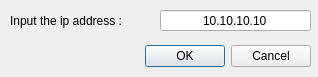
ARDev1161/AmurCore, file network/connectdialog.ui: the form before one commit.
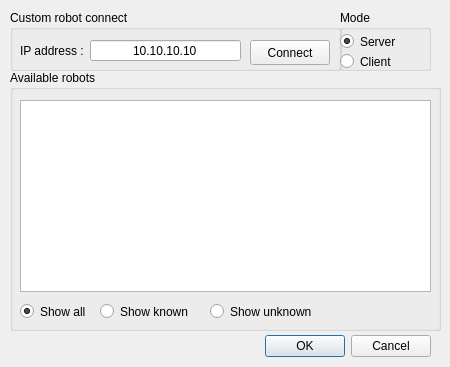
The form after the commit.

Commit message:
feat: added lookup table for robots with storing in database, grpc build related fixes & added config controller
BREAKING CHANGE: Many changes at NetworkController

Diff of the .ui file:
```diff
--- a/network/connectdialog.ui
+++ b/network/connectdialog.ui
@@ -6,18 +6,162 @@
    <rect>
     <x>0</x>
     <y>0</y>
-    <width>318</width>
-    <height>77</height>
+    <width>450</width>
+    <height>367</height>
    </rect>
   </property>
   <property name="windowTitle">
    <string>Dialog</string>
   </property>
+  <widget class="QGroupBox" name="robotsGroupBox">
+   <property name="geometry">
+    <rect>
+     <x>10</x>
+     <y>70</y>
+     <width>431</width>
+     <height>261</height>
+    </rect>
+   </property>
+   <property name="toolTip">
+    <string>Here you can search &amp; connect to all robots that you saved and currently available in LAN</string>
+   </property>
+   <property name="title">
+    <string>Available robots</string>
+   </property>
+   <property name="flat">
+    <bool>false</bool>
+   </property>
+   <property name="checkable">
+    <bool>false</bool>
+   </property>
+   <widget class="QTableWidget" name="robotsTableWidget">
+    <property name="geometry">
+     <rect>
+      <x>10</x>
+      <y>30</y>
+      <width>411</width>
+      <height>192</height>
+     </rect>
+    </property>
+    <property name="toolTip">
+     <string>Give name for saving, delete name for delete robot </string>
+    </property>
+   </widget>
+   <widget class="QRadioButton" name="showAll">
+    <property name="geometry">
+     <rect>
+      <x>10</x>
+      <y>230</y>
+      <width>111</width>
+      <height>23</height>
+     </rect>
+    </property>
+    <property name="text">
+     <string>Show all</string>
+    </property>
+    <property name="checked">
+     <bool>true</bool>
+    </property>
+   </widget>
+   <widget class="QRadioButton" name="showKnown">
+    <property name="geometry">
+     <rect>
+      <x>90</x>
+      <y>230</y>
+      <width>111</width>
+      <height>23</height>
+     </rect>
+    </property>
+    <property name="toolTip">
+     <string>Green fields for active, gray - inactive, from DataBase</string>
+    </property>
+    <property name="text">
+     <string>Show known</string>
+    </property>
+   </widget>
+   <widget class="QRadioButton" name="showUnknown">
+    <property name="geometry">
+     <rect>
+      <x>200</x>
+      <y>230</y>
+      <width>121</width>
+      <height>23</height>
+     </rect>
+    </property>
+    <property name="toolTip">
+     <string>From network lookup</string>
+    </property>
+    <property name="text">
+     <string>Show unknown</string>
+    </property>
+   </widget>
+  </widget>
+  <widget class="QGroupBox" name="groupBox_2">
+   <property name="geometry">
+    <rect>
+     <x>10</x>
+     <y>10</y>
+     <width>331</width>
+     <height>61</height>
+    </rect>
+   </property>
+   <property name="title">
+    <string>Custom robot connect</string>
+   </property>
+   <widget class="QLabel" name="label">
+    <property name="geometry">
+     <rect>
+      <x>10</x>
+      <y>30</y>
+      <width>71</width>
+      <height>21</height>
+     </rect>
+    </property>
+    <property name="text">
+     <string>IP address :</string>
+    </property>
+   </widget>
+   <widget class="QLineEdit" name="lineHostName">
+    <property name="geometry">
+     <rect>
+      <x>80</x>
+      <y>30</y>
+      <width>151</width>
+      <height>21</height>
+     </rect>
+    </property>
+    <property name="toolTip">
+     <string>Enter IP address &amp; port for connecting tocustom robot</string>
+    </property>
+    <property name="text">
+     <string>10.10.10.10</string>
+    </property>
+    <property name="alignment">
+     <set>Qt::AlignCenter</set>
+    </property>
+   </widget>
+   <widget class="QPushButton" name="connectButton">
+    <property name="geometry">
+     <rect>
+      <x>240</x>
+      <y>30</y>
+      <width>80</width>
+      <height>25</height>
+     </rect>
+    </property>
+    <property name="toolTip">
+     <string>Connect to custom robot or to robot from table below</string>
+    </property>
+    <property name="text">
+     <string>Connect</string>
+    </property>
+   </widget>
+  </widget>
   <widget class="QDialogButtonBox" name="buttonBox">
    <property name="geometry">
     <rect>
-     <x>90</x>
-     <y>40</y>
+     <x>210</x>
+     <y>330</y>
      <width>221</width>
      <height>32</height>
     </rect>
@@ -29,34 +173,53 @@
     <set>QDialogButtonBox::Cancel|QDialogButtonBox::Ok</set>
    </property>
   </widget>
-  <widget class="QLineEdit" name="lineHostName">
+  <widget class="QGroupBox" name="networkModeGroupBox">
    <property name="geometry">
     <rect>
-     <x>160</x>
+     <x>340</x>
      <y>10</y>
-     <width>151</width>
-     <height>21</height>
+     <width>91</width>
+     <height>61</height>
     </rect>
    </property>
-   <property name="text">
-    <string>10.10.10.10</string>
+   <property name="title">
+    <string>Mode</string>
    </property>
-   <property name="alignment">
-    <set>Qt::AlignCenter</set>
-   </property>
-  </widget>
-  <widget class="QLabel" name="label">
-   <property name="geometry">
-    <rect>
-     <x>10</x>
-     <y>10</y>
-     <width>151</width>
-     <height>21</height>
-    </rect>
-   </property>
-   <property name="text">
-    <string>Input the ip address :</string>
-   </property>
+   <widget class="QRadioButton" name="clientMode">
+    <property name="geometry">
+     <rect>
+      <x>0</x>
+      <y>40</y>
+      <width>61</width>
+      <height>23</height>
+     </rect>
+    </property>
+    <property name="toolTip">
+     <string>Run this App as Server</string>
+    </property>
+    <property name="text">
+     <string>Client</string>
+    </property>
+   </widget>
+   <widget class="QRadioButton" name="serverMode">
+    <property name="geometry">
+     <rect>
+      <x>0</x>
+      <y>20</y>
+      <width>61</width>
+      <height>23</height>
+     </rect>
+    </property>
+    <property name="toolTip">
+     <string>Run this App as Server</string>
+    </property>
+    <property name="text">
+     <string>Server</string>
+    </property>
+    <property name="checked">
+     <bool>true</bool>
+    </property>
+   </widget>
   </widget>
  </widget>
  <resources/>
```
The commit also changes 16 other files.
